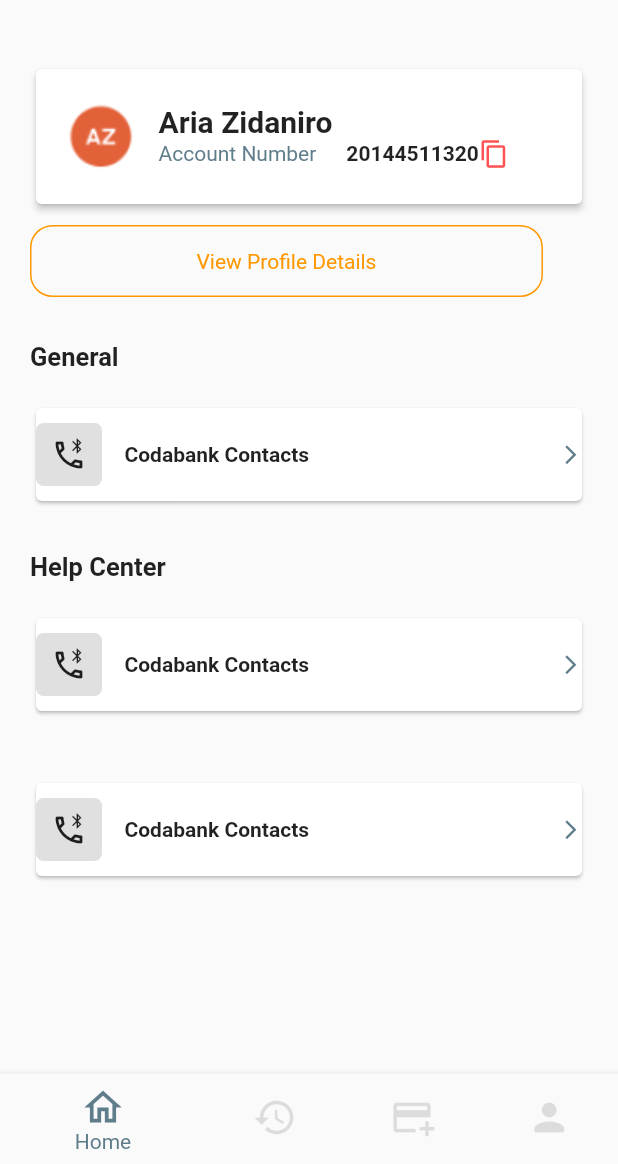
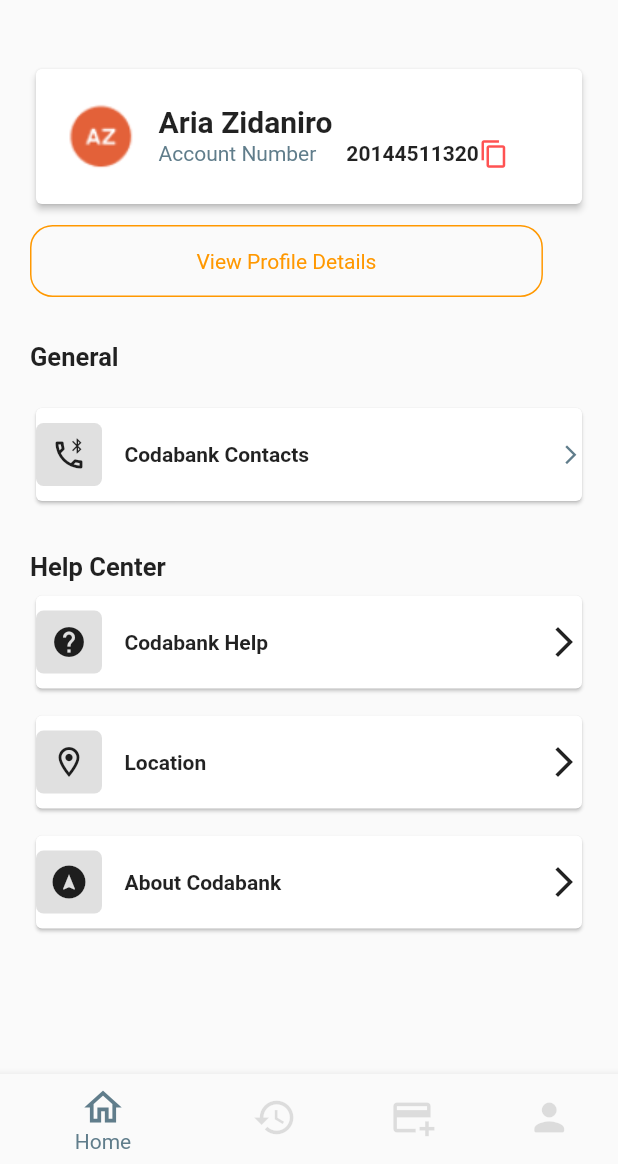
Before and after one commit to Yogita-Gautam-9084/codabank_mobile_app, a Flutter app: the screen it shows after launch, on a phone screen of 412 x 824 dp, the part 72-1236 px from its top. Run offline on Flutter 3.47's test engine with Material 2 defaults, Android fonts, the phone set to English and light mode, and no system bars.

Commit message:
comptete task

```diff
--- a/lib/main.dart
+++ b/lib/main.dart
@@ -1,5 +1,8 @@
 import 'package:flutter/material.dart';
+import 'package:mobile_banking_app/module/logout/logout_screen.dart';
 import 'package:mobile_banking_app/module/profile/view_profile_screen.dart';
+
+import 'module/profile/information_screen.dart';
 
 void main() {
   runApp(const MyApp());
@@ -13,6 +16,8 @@ class MyApp extends StatelessWidget {
     return const MaterialApp(
       debugShowCheckedModeBanner: false,
       home:  VeiwProfileScreen(),
+      // home: InformationScreen(),
+    // home: LogoutScreen(),
     );
   }
 }
--- a/lib/module/profile/view_profile_screen.dart
+++ b/lib/module/profile/view_profile_screen.dart
@@ -2,6 +2,7 @@ import 'package:flutter/material.dart';
 import 'package:mobile_banking_app/constants/colors.dart';
 import 'package:mobile_banking_app/constants/icons.dart';
 import 'package:mobile_banking_app/constants/string_constants.dart';
+import 'package:mobile_banking_app/module/profile/information_screen.dart';
 
 class VeiwProfileScreen extends StatefulWidget {
   const VeiwProfileScreen({Key? key}) : super(key: key);
@@ -11,6 +12,12 @@ class VeiwProfileScreen extends StatefulWidget {
 }
 
 class _VeiwProfileScreenState extends State<VeiwProfileScreen> {
+  List items = [
+    {'title': StringConstants.bankHelp, 'icon1': IconsConstants.help},
+    {'title': StringConstants.location, 'icon1': IconsConstants.location},
+    {'title': StringConstants.aboutBank, 'icon1': IconsConstants.about},
+  ];
+
   int _currentindex = 0;
   @override
   Widget build(BuildContext context) {
@@ -19,30 +26,34 @@ class _VeiwProfileScreenState extends State<VeiwProfileScreen> {
         bottomNavigationBar: BottomNavigationBar(
             currentIndex: _currentindex,
             onTap: (index) => setState(() => _currentindex = index),
-            items: const <BottomNavigationBarItem>[
-              BottomNavigationBarItem(
+            items: <BottomNavigationBarItem>[
+              const BottomNavigationBarItem(
                 label: StringConstants.home,
                 icon: Icon(IconsConstants.home),
               ),
-              BottomNavigationBarItem(
+              const BottomNavigationBarItem(
                 label: StringConstants.history,
                 icon: Icon(IconsConstants.history),
               ),
-              BottomNavigationBarItem(
+              const BottomNavigationBarItem(
                 label: StringConstants.card,
                 icon: Icon(IconsConstants.cards),
               ),
               BottomNavigationBarItem(
                 label: StringConstants.profile,
-                icon: Icon(IconsConstants.profile),
+                icon: InkWell(
+                    onTap: () {
+                      Navigator.of(context).push(MaterialPageRoute(
+                          builder: (context) => const InformationScreen()));
+                    },
+                    child: const Icon(IconsConstants.profile)),
               ),
             ],
             selectedItemColor: ColorsConstants.grey,
             unselectedItemColor: ColorsConstants.lightBlack,
             iconSize: 30,
             elevation: 5),
-        body: SingleChildScrollView(
-          child: Padding(
+        body: Padding(
           padding: const EdgeInsets.all(20.0),
           child: Column(
             crossAxisAlignment: CrossAxisAlignment.start,
@@ -52,8 +63,7 @@ class _VeiwProfileScreenState extends State<VeiwProfileScreen> {
                 children: const [
                   Text(
                     StringConstants.profile,
-                      style:
-                          TextStyle(fontWeight: FontWeight.w600, fontSize: 20),
+                    style: TextStyle(fontWeight: FontWeight.w600, fontSize: 20),
                   ),
                   Icon(
                     IconsConstants.setting,
@@ -163,28 +173,28 @@ class _VeiwProfileScreenState extends State<VeiwProfileScreen> {
                 StringConstants.helpCenter,
                 style: TextStyle(fontWeight: FontWeight.bold, fontSize: 17),
               ),
-                ListView(
-                  shrinkWrap: true,
+              Expanded(
+                child: ListView.builder(
                   scrollDirection: Axis.vertical,
-                  children: [
-                    _buildItemList(title: StringConstants.aboutBank, icon: ''),
-                    _buildItemList(title: StringConstants.aboutBank, icon: ''),
+                  itemCount: items.length,
+                  itemBuilder: (BuildContext context, int index) {
+                    return listItem(
+                      title: items[index]['title'],
+                      icon1: items[index]['icon1'],
+                    );
+                  },
+                ),
+              )
             ],
-                ),
-              ],
-            ),
           ),
         ),
       ),
     );
   }
 
-  _buildItemList({
-    required String title,
-    required String icon,
-  }) {
+  static listItem({required String title, required IconData icon1}) {
     return Padding(
-      padding: const EdgeInsets.symmetric(vertical: 20),
+      padding: const EdgeInsets.symmetric(vertical: 5),
       child: Card(
         child: Row(
           children: [
@@ -195,24 +205,29 @@ class _VeiwProfileScreenState extends State<VeiwProfileScreen> {
                 borderRadius: BorderRadius.circular(5),
                 color: ColorsConstants.lightBlack,
               ),
-              child: const Icon(IconsConstants.contact),
+              child: Icon(icon1),
             ),
             const SizedBox(
               width: 15,
             ),
-            const Text(
-              StringConstants.bankContacts,
-              style: TextStyle(fontWeight: FontWeight.bold),
+            Text(
+              title,
+              style: const TextStyle(fontWeight: FontWeight.bold),
             ),
             const Spacer(),
-            const Icon(
-              IconsConstants.arrow,
-              color: ColorsConstants.grey,
-              size: 15,
-            ),
+            const Icon(IconsConstants.arrow),
           ],
         ),
       ),
     );
   }
 }
+
+class ListItem {
+  String title;
+  IconData icon;
+  ListItem({
+    required this.title,
+    required this.icon,
+  });
+}
```
Also changed, not shown: lib/module/logout/logout_screen.dart (+112 -0 lines), lib/module/profile/information_screen.dart (+260 -0 lines), 1 other file. Lines whose indentation alone changed are shown as unchanged.
